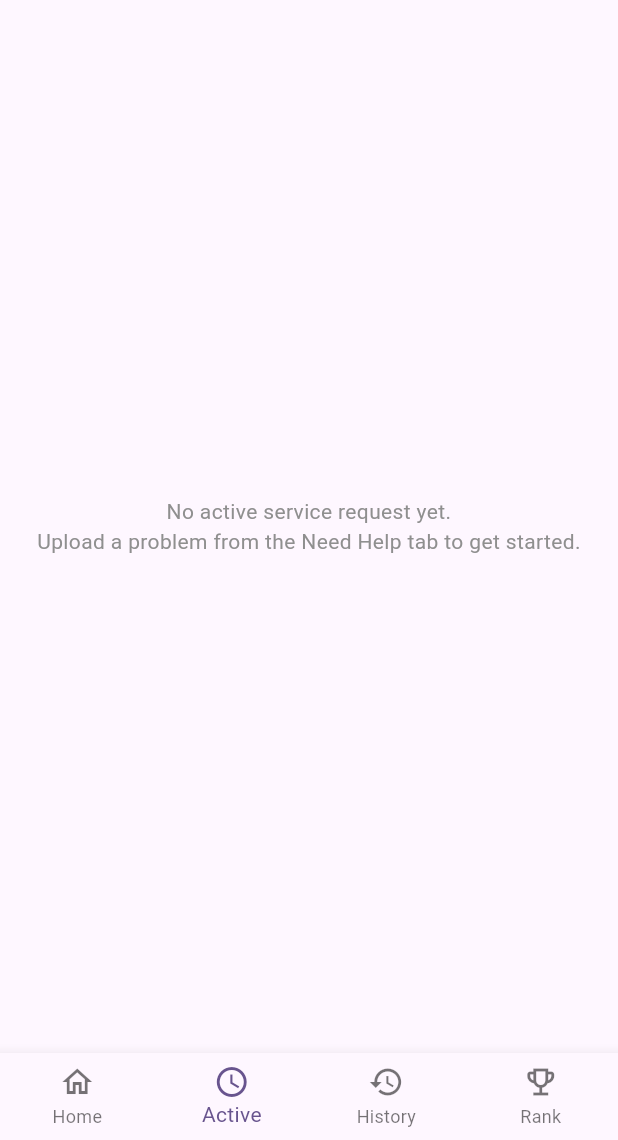
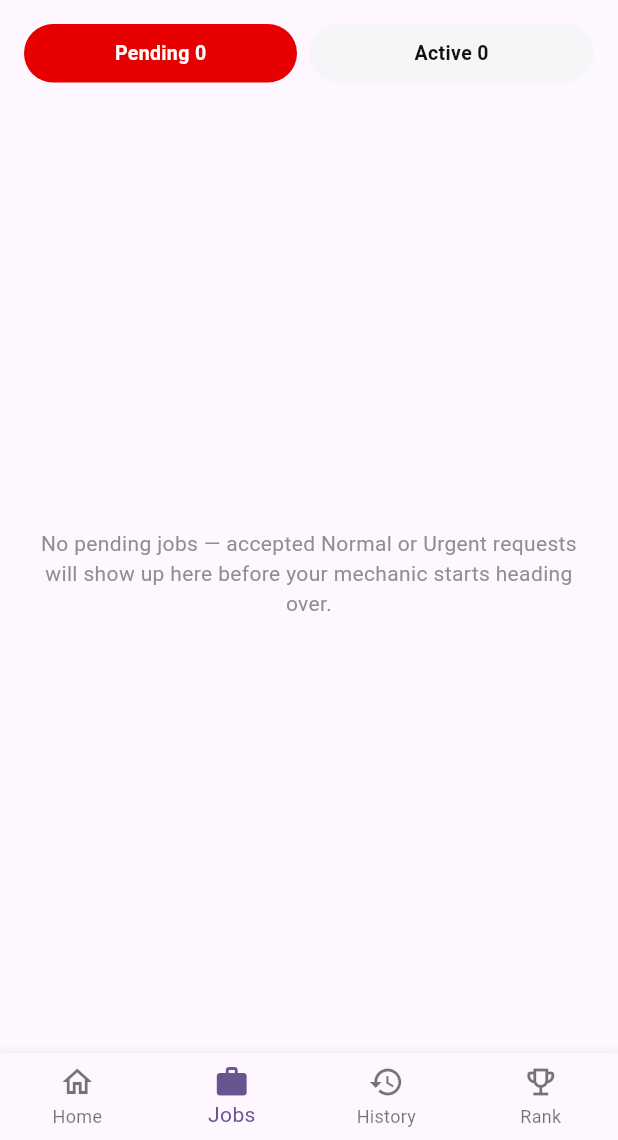
Before and after one commit to SturdyCat23/On-Go, a Flutter app: the ClientHomeScreen screen opened directly, item 2 of the bottom bar chosen, on a phone screen of 412 x 824 dp, the part 96-1236 px from its top. Run offline on Flutter 3.47's test engine with Material 3 defaults, Android fonts, the phone set to English and light mode, and no system bars; our stand-ins replace file_picker, geolocator, google_sign_in, image_picker, qr_flutter, shared_preferences; missing offline and left inert: livelyness_detection, mobile_scanner; accounts and stored records are empty.

Commit message:
Update Client UI.. Changed active to jobs, added pending and active allowing client to upload multiple jobs

```diff
--- a/lib/data/quote_store.dart
+++ b/lib/data/quote_store.dart
@@ -160,7 +160,7 @@ class QuoteNotificationStore extends ChangeNotifier {
   // Client-facing API (NeedHelpScreen / QuotesScreen / ActiveRequestScreen)
   // ---------------------------------------------------------------------
 
-    /// The most recently submitted request that isn't fully paid off yet —
+  /// The most recently submitted request that isn't fully paid off yet —
   /// pending or matched both count as "active." Deliberately NOT "prefer
   /// any pending request" (the old behavior): that let a stale pending
   /// request from earlier testing permanently shadow a newer request that
@@ -175,6 +175,14 @@ class QuoteNotificationStore extends ChangeNotifier {
     return _requests.isEmpty ? null : _requests.last;
   }
 
+  /// Every one of this client's requests that has an accepted mechanic and
+  /// isn't fully paid off yet — the data behind ClientJobsScreen's Pending
+  /// and Active sub-tabs. There's no multi-client separation in this demo
+  /// (single client session), so this is simply every matched request.
+  List<HelpRequest> get myActiveJobs =>
+      _requests.where((r) => r.status == RequestStatus.matched).toList();
+
+  /// Quotes for the active request only.
   List<MechanicQuote> get quotes {
     final req = activeRequest;
     if (req == null) return const [];
--- a/lib/screens/auth/client_ui/active/active_request_screen.dart
+++ b/lib/screens/auth/client_ui/active/active_request_screen.dart
@@ -1,7 +1,7 @@
-import 'dart:async';
 import 'package:flutter/material.dart';
 import 'package:image_picker/image_picker.dart';
 import 'package:mobile_scanner/mobile_scanner.dart';
+import 'dart:async';
 import '../../../../theme/app_theme.dart';
 import '../../../../widgets/common_widgets.dart';
 // Todo: adjust this path to wherever quote_store.dart lives in your project
@@ -10,7 +10,8 @@ import '../profile/mechanic_profile_view_screen.dart';
 import 'qr_scan_screen.dart';
 
 class ActiveRequestScreen extends StatefulWidget {
-  const ActiveRequestScreen({super.key});
+  final String requestId;
+  const ActiveRequestScreen({super.key, required this.requestId});
 
   @override
   State<ActiveRequestScreen> createState() => _ActiveRequestScreenState();
@@ -145,22 +146,28 @@ class _ActiveRequestScreenState extends State<ActiveRequestScreen> {
 
   @override
   Widget build(BuildContext context) {
-    final request = _store.activeRequest;
+    final request = _store.requestFor(widget.requestId);
     final quote = request == null ? null : _store.acceptedQuoteFor(request.id);
 
-    if (request == null || request.status == RequestStatus.pending || quote == null) {
-      return const Center(
+    return Scaffold(
+      backgroundColor: AppColors.white,
+      appBar: AppBar(
+        backgroundColor: AppColors.primary,
+        foregroundColor: AppColors.white,
+        title: const Text('Job Progress'),
+      ),
+      body: (request == null || quote == null)
+          ? const Center(
               child: Padding(
                 padding: EdgeInsets.all(20),
-          child: Text(
-            'No active service request yet.\nUpload a problem from the Need Help tab to get started.',
-            textAlign: TextAlign.center,
-            style: TextStyle(color: AppColors.textGrey),
+                child: Text('This job is no longer active.', style: TextStyle(color: AppColors.textGrey)),
               ),
-        ),
+            )
+          : _buildBody(request, quote),
     );
   }
 
+  Widget _buildBody(HelpRequest request, MechanicQuote quote) {
     return SingleChildScrollView(
       child: Column(
         crossAxisAlignment: CrossAxisAlignment.start,
@@ -300,14 +307,15 @@ class _ActiveRequestScreenState extends State<ActiveRequestScreen> {
                     child: const Text('Send Payment'),
                   ),
                 ] else ...[
-                  Container(
-                    width: double.infinity,
-                    padding: const EdgeInsets.all(14),
-                    decoration: BoxDecoration(color: AppColors.background, borderRadius: BorderRadius.circular(12)),
-                    child: const Text(
-                      'Payment unlocks once the mechanic marks the service complete.',
-                      textAlign: TextAlign.center,
-                      style: TextStyle(color: AppColors.textGrey, fontSize: 12),
+                  ElevatedButton.icon(
+                    onPressed: () {},
+                    icon: const Icon(Icons.my_location, size: 18, color: AppColors.white),
+                    label: const Text('Track Mechanic Location'),
+                    style: ElevatedButton.styleFrom(
+                      backgroundColor: AppColors.green,
+                      foregroundColor: AppColors.white,
+                      minimumSize: const Size(double.infinity, 46),
+                      shape: const StadiumBorder(),
                     ),
                   ),
                 ],
--- a/lib/screens/auth/client_ui/client_home_screen.dart
+++ b/lib/screens/auth/client_ui/client_home_screen.dart
@@ -5,7 +5,7 @@ import '../../../widgets/app_widgets.dart';
 import '../../../data/quote_store.dart';
 import 'home/need_help_screen.dart';
 import 'home/quotes_screen.dart';
-import 'active/active_request_screen.dart';
+import 'jobs/client_jobs_screen.dart';
 import 'history/service_history_screen.dart';
 import 'rank/leaderboard_screen.dart';
 import 'menu/client_menu_drawer.dart';
@@ -33,7 +33,7 @@ class _ClientHomeScreenState extends State<ClientHomeScreen> {
   void _goToTab(int index) => setState(() => _currentIndex = index);
 
   /// Bell tap: open the quotes list. If the client accepts a quote there,
-  /// jump to the Active tab to show the confirmed mechanic.
+  /// jump to the Jobs tab to show the confirmed mechanic.
   Future<void> _openQuotes() async {
     QuoteNotificationStore.instance.markSeen();
     final accepted = await Navigator.push<bool>(
@@ -49,7 +49,7 @@ class _ClientHomeScreenState extends State<ClientHomeScreen> {
   Widget build(BuildContext context) {
     final tabs = [
       NeedHelpScreen(onRequestUploaded: () => _goToTab(1)),
-      const ActiveRequestScreen(),
+      const ClientJobsScreen(),
       const ServiceHistoryScreen(),
       const LeaderboardScreen(),
     ];
@@ -71,8 +71,9 @@ class _ClientHomeScreenState extends State<ClientHomeScreen> {
             label: 'Home',
           ),
           BottomNavigationBarItem(
-            icon: Icon(Icons.access_time),
-            label: 'Active',
+            icon: Icon(Icons.work_outline),
+            activeIcon: Icon(Icons.work),
+            label: 'Jobs',
           ),
           BottomNavigationBarItem(
             icon: Icon(Icons.history),
--- /dev/null
+++ b/lib/screens/auth/client_ui/jobs/client_jobs_screen.dart
@@ -0,0 +1,355 @@
+import 'package:flutter/material.dart';
+import '../../../../theme/app_theme.dart';
+import '../../../../widgets/common_widgets.dart';
+import '../../../../data/quote_store.dart';
+import '../active/active_request_screen.dart';
+
+class ClientJobsScreen extends StatefulWidget {
+  const ClientJobsScreen({super.key});
+
+  @override
+  State<ClientJobsScreen> createState() => _ClientJobsScreenState();
+}
+
+class _ClientJobsScreenState extends State<ClientJobsScreen> {
+  final _store = QuoteNotificationStore.instance;
+  int _tabIndex = 0;
+
+  @override
+  void initState() {
+    super.initState();
+    _store.addListener(_onChange);
+  }
+
+  @override
+  void dispose() {
+    _store.removeListener(_onChange);
+    super.dispose();
+  }
+
+  void _onChange() => setState(() {});
+
+  void _openJob(HelpRequest request) {
+    Navigator.push(
+      context,
+      MaterialPageRoute(builder: (_) => ActiveRequestScreen(requestId: request.id)),
+    );
+  }
+
+  void _cancelJob(HelpRequest request) {
+    showDialog(
+      context: context,
+      builder: (ctx) => AlertDialog(
+        title: const Text('Cancel this request?'),
+        content: Text('This will let your mechanic know you no longer need this service.'),
+        actions: [
+          TextButton(onPressed: () => Navigator.pop(ctx), child: const Text('Keep Job')),
+          TextButton(
+            onPressed: () => Navigator.pop(ctx),
+            // Todo: wire up a real cancel-after-match method on QuoteNotificationStore.
+            child: const Text('Cancel Job', style: TextStyle(color: AppColors.primary)),
+          ),
+        ],
+      ),
+    );
+  }
+
+  @override
+  Widget build(BuildContext context) {
+    final all = _store.myActiveJobs;
+    final pending = all.where((r) => !r.isEmergency && !r.enRoute).toList();
+    final active = all.where((r) => r.isEmergency || r.enRoute).toList()
+      ..sort((a, b) {
+        if (a.isEmergency != b.isEmergency) return a.isEmergency ? -1 : 1;
+        return b.createdAt.compareTo(a.createdAt);
+      });
+
+    return Column(
+      children: [
+        _JobTabBar(
+          currentIndex: _tabIndex,
+          onChanged: (i) => setState(() => _tabIndex = i),
+          counts: [pending.length, active.length],
+        ),
+        Expanded(
+          child: IndexedStack(
+            index: _tabIndex,
+            children: [
+              _JobList(
+                requests: pending,
+                emptyMessage: 'No pending jobs — accepted Normal or Urgent requests will show up here before your mechanic starts heading over.',
+                statusLabel: 'Pending',
+                statusEnabled: false,
+                onOpen: _openJob,
+                onCancel: _cancelJob,
+              ),
+              _JobList(
+                requests: active,
+                emptyMessage: 'No active jobs right now.',
+                statusLabel: 'Navigate',
+                statusEnabled: true,
+                onOpen: _openJob,
+                onCancel: _cancelJob,
+              ),
+            ],
+          ),
+        ),
+      ],
+    );
+  }
+}
+
+class _JobTabBar extends StatelessWidget {
+  final int currentIndex;
+  final ValueChanged<int> onChanged;
+  final List<int> counts;
+
+  const _JobTabBar({required this.currentIndex, required this.onChanged, required this.counts});
+
+  static const _labels = ['Pending', 'Active'];
+
+  @override
+  Widget build(BuildContext context) {
+    return Padding(
+      padding: const EdgeInsets.fromLTRB(16, 16, 16, 8),
+      child: Row(
+        children: List.generate(2, (i) {
+          final selected = i == currentIndex;
+          return Expanded(
+            child: GestureDetector(
+              onTap: () => onChanged(i),
+              child: Container(
+                margin: EdgeInsets.only(right: i < 1 ? 8 : 0),
+                padding: const EdgeInsets.symmetric(vertical: 10),
+                alignment: Alignment.center,
+                decoration: BoxDecoration(
+                  color: selected ? AppColors.primary : AppColors.background,
+                  borderRadius: BorderRadius.circular(30),
+                ),
+                child: Text('${_labels[i]} ${counts[i]}',
+                    style: TextStyle(
+                        fontSize: 13,
+                        fontWeight: FontWeight.w600,
+                        color: selected ? AppColors.white : AppColors.textDark)),
+              ),
+            ),
+          );
+        }),
+      ),
+    );
+  }
+}
+
+class _JobList extends StatelessWidget {
+  final List<HelpRequest> requests;
+  final String emptyMessage;
+  final String statusLabel;
+  final bool statusEnabled;
+  final void Function(HelpRequest) onOpen;
+  final void Function(HelpRequest) onCancel;
+
+  const _JobList({
+    required this.requests,
+    required this.emptyMessage,
+    required this.statusLabel,
+    required this.statusEnabled,
+    required this.onOpen,
+    required this.onCancel,
+  });
+
+  @override
+  Widget build(BuildContext context) {
+    if (requests.isEmpty) {
+      return Center(
+        child: Padding(
+          padding: const EdgeInsets.all(24),
+          child: Text(emptyMessage, textAlign: TextAlign.center, style: const TextStyle(color: AppColors.textGrey)),
+        ),
+      );
+    }
+    return ListView(
+      padding: const EdgeInsets.fromLTRB(16, 0, 16, 16),
+      children: requests
+          .map((r) => _JobCard(
+                request: r,
+                store: QuoteNotificationStore.instance,
+                statusLabel: statusLabel,
+                statusEnabled: statusEnabled,
+                onOpen: () => onOpen(r),
+                onCancel: () => onCancel(r),
+              ))
+          .toList(),
+    );
+  }
+}
+
+class _ProblemText {
+  final String issue;
+  final String description;
+  const _ProblemText(this.issue, this.description);
+}
+
+_ProblemText _splitProblem(String problem) {
+  final idx = problem.indexOf(':');
+  if (idx == -1 || idx > 40) return _ProblemText('Reported Issue', problem);
+  final rest = problem.substring(idx + 1).trim();
+  return _ProblemText(problem.substring(0, idx).trim(), rest.isEmpty ? problem : rest);
+}
+
+class _JobCard extends StatelessWidget {
+  final HelpRequest request;
+  final QuoteNotificationStore store;
+  final String statusLabel;
+  final bool statusEnabled;
+  final VoidCallback onOpen;
+  final VoidCallback onCancel;
+
+  const _JobCard({
+    required this.request,
+    required this.store,
+    required this.statusLabel,
+    required this.statusEnabled,
+    required this.onOpen,
+    required this.onCancel,
+  });
+
+  @override
+  Widget build(BuildContext context) {
+    final quote = store.acceptedQuoteFor(request.id);
+    final problem = _splitProblem(request.problem);
+
+    return InkWell(
+      onTap: onOpen,
+      borderRadius: BorderRadius.circular(16),
+      child: AppCard(
+        padding: const EdgeInsets.all(14),
+        child: Column(
+          crossAxisAlignment: CrossAxisAlignment.start,
+          children: [
+            Row(
+              children: [
+                Container(
+                  width: 8,
+                  height: 8,
+                  decoration: BoxDecoration(
+                      color: request.isEmergency ? AppColors.primary : AppColors.green, shape: BoxShape.circle),
+                ),
+                const SizedBox(width: 6),
+                Text(request.isEmergency ? 'ACTIVE · EMERGENCY' : 'ACTIVE',
+                    style: TextStyle(
+                        fontSize: 11,
+                        fontWeight: FontWeight.w700,
+                        color: request.isEmergency ? AppColors.primary : AppColors.green,
+                        letterSpacing: 0.5)),
+              ],
+            ),
+            const SizedBox(height: 8),
+            Row(
+              children: [
+                Expanded(
+                  child: Text(quote?.mechanicName ?? 'Mechanic', style: const TextStyle(fontWeight: FontWeight.w800, fontSize: 18)),
+                ),
+                _CircleIconButton(icon: Icons.call, color: AppColors.green, onTap: () {}),
+                const SizedBox(width: 8),
+                _CircleIconButton(icon: Icons.chat_bubble_outline, color: AppColors.blue, onTap: () {}),
+              ],
+            ),
+            const SizedBox(height: 8),
+            Text(problem.issue, style: const TextStyle(fontWeight: FontWeight.w700, fontSize: 13)),
+            Text(problem.description, style: const TextStyle(fontSize: 12, color: AppColors.textGrey)),
+            const SizedBox(height: 12),
+            Row(
+              crossAxisAlignment: CrossAxisAlignment.start,
+              children: [
+                Expanded(
+                  child: Column(
+                    crossAxisAlignment: CrossAxisAlignment.start,
+                    children: [
+                      Row(
+                        children: [
+                          const Icon(Icons.location_on_outlined, size: 14, color: AppColors.textGrey),
+                          const SizedBox(width: 4),
+                          const Text('Location', style: TextStyle(fontSize: 11, color: AppColors.textGrey)),
+                        ],
+                      ),
+                      const SizedBox(height: 2),
+                      Text(request.location, style: const TextStyle(fontSize: 13, color: AppColors.textDark)),
+                    ],
+                  ),
+                ),
+                Column(
+                  crossAxisAlignment: CrossAxisAlignment.end,
+                  children: [
+                    const Text('Payment', style: TextStyle(fontSize: 11, color: AppColors.textGrey)),
+                    const SizedBox(height: 2),
+                    Text(quote?.price ?? '₱200',
+                        style: const TextStyle(fontSize: 14, fontWeight: FontWeight.w700, color: AppColors.green)),
+                  ],
+                ),
+              ],
+            ),
+            const SizedBox(height: 14),
+            Row(
+              children: [
+                Expanded(
+                  child: statusEnabled
+                      ? ElevatedButton(
+                          onPressed: onOpen,
+                          style: ElevatedButton.styleFrom(
+                            backgroundColor: AppColors.green,
+                            foregroundColor: AppColors.white,
+                            shape: const StadiumBorder(),
+                            padding: const EdgeInsets.symmetric(vertical: 12),
+                          ),
+                          child: Text(statusLabel),
+                        )
+                      : Container(
+                          padding: const EdgeInsets.symmetric(vertical: 12),
+                          alignment: Alignment.center,
+                          decoration: BoxDecoration(color: AppColors.green, borderRadius: BorderRadius.circular(30)),
+                          child: Text(statusLabel, style: const TextStyle(color: AppColors.white, fontWeight: FontWeight.w600, fontSize: 14)),
+                        ),
+                ),
+                const SizedBox(width: 10),
+                Expanded(
+                  child: ElevatedButton(
+                    onPressed: onCancel,
+                    style: ElevatedButton.styleFrom(
+                      backgroundColor: AppColors.primary,
+                      foregroundColor: AppColors.white,
+                      shape: const StadiumBorder(),
+                      padding: const EdgeInsets.symmetric(vertical: 12),
+                    ),
+                    child: const Text('Cancel'),
+                  ),
+                ),
+              ],
+            ),
+          ],
+        ),
+      ),
+    );
+  }
+}
+
+class _CircleIconButton extends StatelessWidget {
+  final IconData icon;
+  final Color color;
+  final VoidCallback onTap;
+
+  const _CircleIconButton({required this.icon, required this.color, required this.onTap});
+
+  @override
+  Widget build(BuildContext context) {
+    return InkWell(
+      onTap: onTap,
+      borderRadius: BorderRadius.circular(20),
+      child: Container(
+        width: 36,
+        height: 36,
+        decoration: BoxDecoration(color: color.withValues(alpha: 0.12), shape: BoxShape.circle),
+        child: Icon(icon, color: color, size: 18),
+      ),
+    );
+  }
+}
```
Also changed, not shown: 1 other file. Lines whose indentation alone changed are shown as unchanged.
